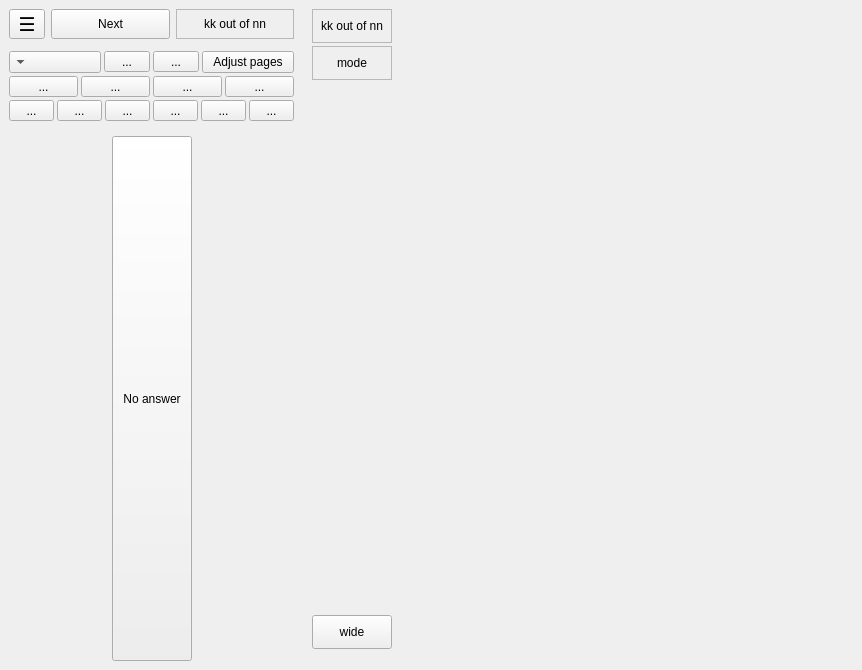
This is qtCreatorFiles/ui_annotator.ui in plomgrading/plom as Qt 5 draws it before an edit. The edited form follows.
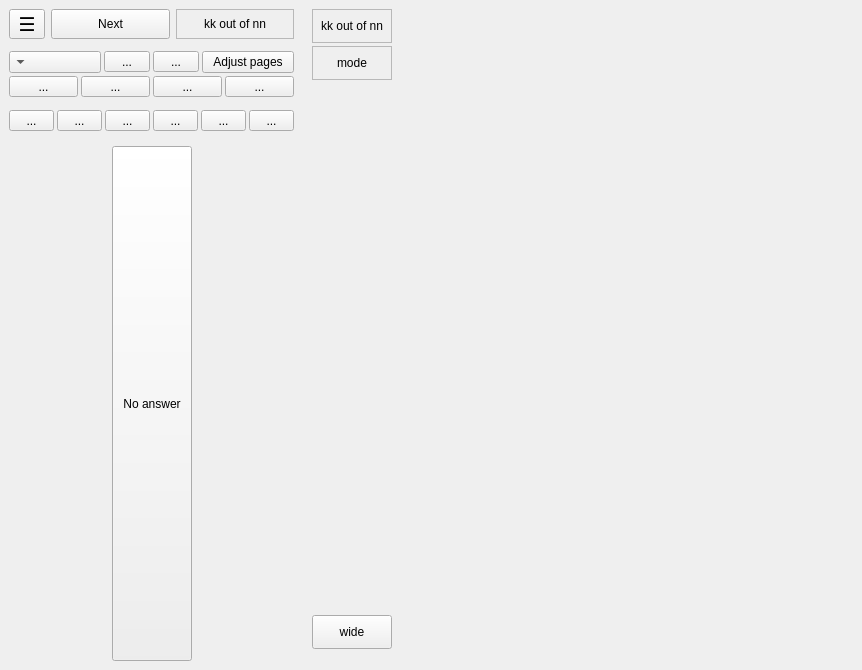
This is the edited form.

Commit message:
move the 40x40 icon setting to qtcreator
Also make the toolbar container expand to fill the horizontal space.

The edit to the form file:
```diff
--- a/qtCreatorFiles/ui_annotator.ui
+++ b/qtCreatorFiles/ui_annotator.ui
@@ -160,7 +160,7 @@
       <item>
        <widget class="QFrame" name="frameTools">
         <property name="sizePolicy">
-         <sizepolicy hsizetype="Fixed" vsizetype="Fixed">
+         <sizepolicy hsizetype="Expanding" vsizetype="Fixed">
           <horstretch>0</horstretch>
           <verstretch>0</verstretch>
          </sizepolicy>
@@ -376,11 +376,14 @@
          </item>
          <item>
           <layout class="QHBoxLayout" name="horizontalLayout_3">
+           <property name="topMargin">
+            <number>10</number>
+           </property>
            <item>
             <widget class="QToolButton" name="boxButton">
              <property name="sizePolicy">
               <sizepolicy hsizetype="MinimumExpanding" vsizetype="Fixed">
-               <horstretch>1</horstretch>
+               <horstretch>0</horstretch>
                <verstretch>0</verstretch>
               </sizepolicy>
              </property>
@@ -396,6 +399,12 @@
              <property name="text">
               <string>...</string>
              </property>
+             <property name="iconSize">
+              <size>
+               <width>40</width>
+               <height>40</height>
+              </size>
+             </property>
              <property name="checkable">
               <bool>true</bool>
              </property>
@@ -407,8 +416,8 @@
            <item>
             <widget class="QToolButton" name="tickButton">
              <property name="sizePolicy">
-              <sizepolicy hsizetype="Fixed" vsizetype="Fixed">
-               <horstretch>1</horstretch>
+              <sizepolicy hsizetype="MinimumExpanding" vsizetype="Fixed">
+               <horstretch>0</horstretch>
                <verstretch>0</verstretch>
               </sizepolicy>
              </property>
@@ -427,6 +436,12 @@
              <property name="text">
               <string>...</string>
              </property>
+             <property name="iconSize">
+              <size>
+               <width>40</width>
+               <height>40</height>
+              </size>
+             </property>
              <property name="checkable">
               <bool>true</bool>
              </property>
@@ -438,8 +453,8 @@
            <item>
             <widget class="QToolButton" name="crossButton">
              <property name="sizePolicy">
-              <sizepolicy hsizetype="Fixed" vsizetype="Fixed">
-               <horstretch>1</horstretch>
+              <sizepolicy hsizetype="MinimumExpanding" vsizetype="Fixed">
+               <horstretch>0</horstretch>
                <verstretch>0</verstretch>
               </sizepolicy>
              </property>
@@ -455,6 +470,12 @@
              <property name="text">
               <string>...</string>
              </property>
+             <property name="iconSize">
+              <size>
+               <width>40</width>
+               <height>40</height>
+              </size>
+             </property>
              <property name="checkable">
               <bool>true</bool>
              </property>
@@ -466,8 +487,8 @@
            <item>
             <widget class="QToolButton" name="textButton">
              <property name="sizePolicy">
-              <sizepolicy hsizetype="Fixed" vsizetype="Fixed">
-               <horstretch>1</horstretch>
+              <sizepolicy hsizetype="MinimumExpanding" vsizetype="Fixed">
+               <horstretch>0</horstretch>
                <verstretch>0</verstretch>
               </sizepolicy>
              </property>
@@ -483,6 +504,12 @@
              <property name="text">
               <string>...</string>
              </property>
+             <property name="iconSize">
+              <size>
+               <width>40</width>
+               <height>40</height>
+              </size>
+             </property>
              <property name="checkable">
               <bool>true</bool>
              </property>
@@ -494,8 +521,8 @@
            <item>
             <widget class="QToolButton" name="lineButton">
              <property name="sizePolicy">
-              <sizepolicy hsizetype="Fixed" vsizetype="Fixed">
-               <horstretch>1</horstretch>
+              <sizepolicy hsizetype="MinimumExpanding" vsizetype="Fixed">
+               <horstretch>0</horstretch>
                <verstretch>0</verstretch>
               </sizepolicy>
              </property>
@@ -511,6 +538,12 @@
              <property name="text">
               <string>...</string>
              </property>
+             <property name="iconSize">
+              <size>
+               <width>40</width>
+               <height>40</height>
+              </size>
+             </property>
              <property name="checkable">
               <bool>true</bool>
              </property>
@@ -522,8 +555,8 @@
            <item>
             <widget class="QToolButton" name="penButton">
              <property name="sizePolicy">
-              <sizepolicy hsizetype="Fixed" vsizetype="Fixed">
-               <horstretch>1</horstretch>
+              <sizepolicy hsizetype="MinimumExpanding" vsizetype="Fixed">
+               <horstretch>0</horstretch>
                <verstretch>0</verstretch>
               </sizepolicy>
              </property>
@@ -539,6 +572,12 @@
              <property name="text">
               <string>...</string>
              </property>
+             <property name="iconSize">
+              <size>
+               <width>40</width>
+               <height>40</height>
+              </size>
+             </property>
              <property name="checkable">
               <bool>true</bool>
              </property>
```
The commit also changes 2 other files.
